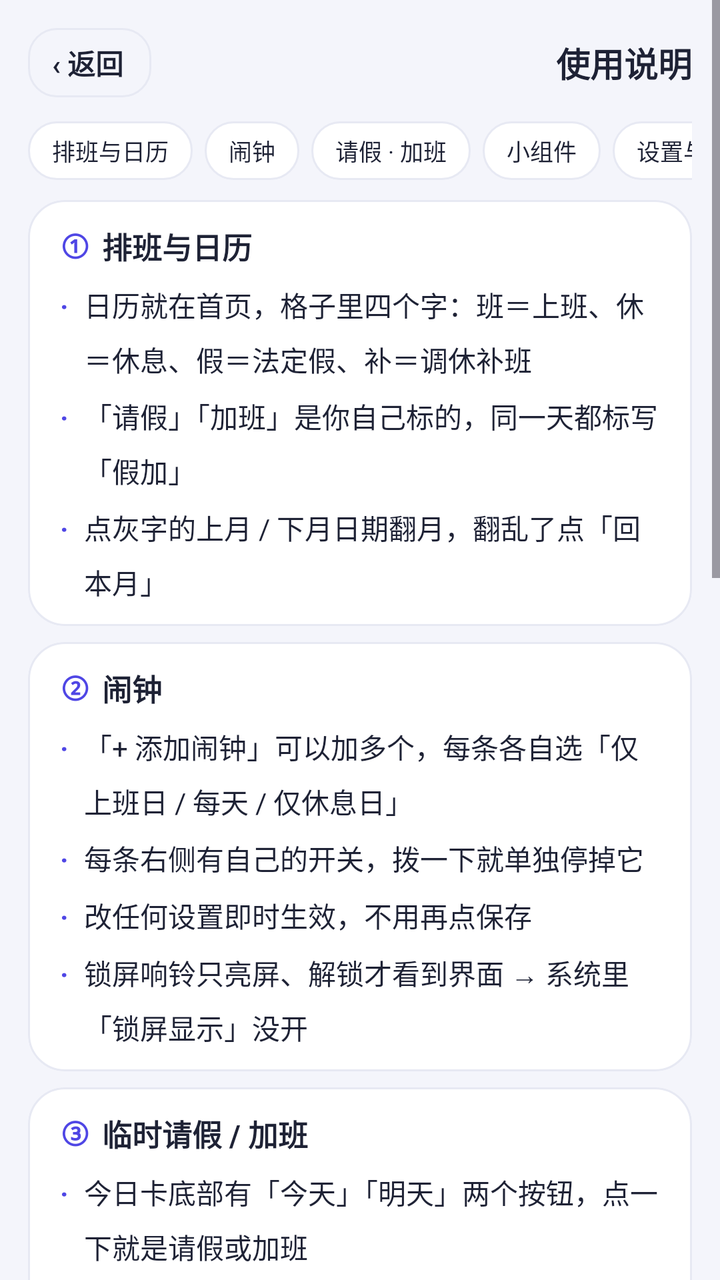
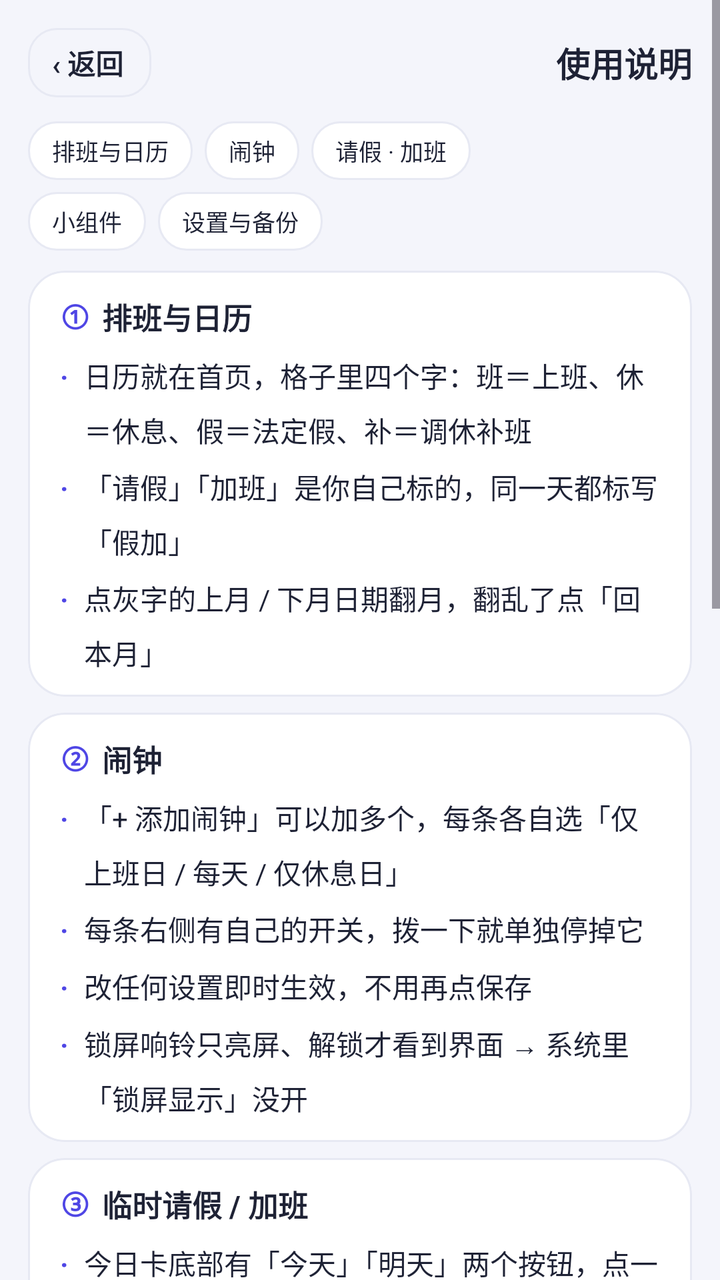

An Android layout rendered at two revisions. The XML below is the earlier revision; the diff shows what the commit changed to produce the second picture.
<!-- AndroidManifest.xml: application theme Theme.WeekdayAlarm -->
<!-- res/layout/activity_help.xml -->
<?xml version="1.0" encoding="utf-8"?>
<ScrollView xmlns:android="http://schemas.android.com/apk/res/android"
    android:id="@+id/help_scroll"
    android:layout_width="match_parent"
    android:layout_height="match_parent"
    android:background="@color/bg"
    android:fitsSystemWindows="true">

    <LinearLayout
        android:layout_width="match_parent"
        android:layout_height="wrap_content"
        android:orientation="vertical"
        android:padding="14dp">

        
        <LinearLayout
            android:layout_width="match_parent"
            android:layout_height="wrap_content"
            android:layout_marginBottom="@dimen/space_12"
            android:gravity="center_vertical"
            android:orientation="horizontal">

            <TextView
                android:id="@+id/btn_back"
                android:layout_width="wrap_content"
                android:layout_height="wrap_content"
                android:background="@drawable/bg_time_outline"
                android:clickable="true"
                android:focusable="true"
                android:paddingStart="@dimen/space_12"
                android:paddingTop="7dp"
                android:paddingEnd="14dp"
                android:paddingBottom="7dp"
                android:text="‹ 返回"
                android:textColor="@color/ink"
                android:textSize="14sp"
                android:textStyle="bold" />

            <TextView
                android:layout_width="0dp"
                android:layout_height="wrap_content"
                android:layout_weight="1"
                android:gravity="end"
                android:text="@string/help_title"
                android:textColor="@color/ink"
                android:textSize="17sp"
                android:textStyle="bold" />
        </LinearLayout>

        
        <HorizontalScrollView
            android:layout_width="match_parent"
            android:layout_height="wrap_content"
            android:layout_marginBottom="@dimen/space_10"
            android:scrollbars="none">

            <LinearLayout
                android:layout_width="wrap_content"
                android:layout_height="wrap_content"
                android:orientation="horizontal">

                <TextView
                    android:id="@+id/toc_s1"
                    style="@style/HelpToc"
                    android:text="@string/help_toc_schedule" />

                <TextView
                    android:id="@+id/toc_s2"
                    style="@style/HelpToc"
                    android:text="@string/help_toc_alarm" />

                <TextView
                    android:id="@+id/toc_s3"
                    style="@style/HelpToc"
                    android:text="@string/help_toc_leave" />

                <TextView
                    android:id="@+id/toc_s4"
                    style="@style/HelpToc"
                    android:text="@string/help_toc_widget" />

                <TextView
                    android:id="@+id/toc_s5"
                    style="@style/HelpToc"
                    android:text="@string/help_toc_settings" />
            </LinearLayout>
        </HorizontalScrollView>

        
        <LinearLayout
            android:id="@+id/sec_s1"
            style="@style/HelpCard"
            android:clipToOutline="true"
            android:orientation="vertical">

            <LinearLayout style="@style/HelpSectionRow">
                <TextView
                    android:layout_width="wrap_content"
                    android:layout_height="wrap_content"
                    android:text="①"
                    android:textColor="@color/indigo"
                    android:textSize="15sp"
                    android:textStyle="bold" />

                <TextView
                    style="@style/HelpSection"
                    android:layout_width="wrap_content"
                    android:layout_height="wrap_content"
                    android:layout_marginStart="@dimen/space_6"
                    android:text="@string/help_s1_title" />
            </LinearLayout>

            <LinearLayout style="@style/HelpItemRow">
                <TextView style="@style/HelpDot" />
                <TextView
                    style="@style/HelpItem"
                    android:layout_width="0dp"
                    android:layout_height="wrap_content"
                    android:layout_weight="1"
                    android:text="@string/help_s1_b1" />
            </LinearLayout>

            <LinearLayout style="@style/HelpItemRow">
                <TextView style="@style/HelpDot" />
                <TextView
                    style="@style/HelpItem"
                    android:layout_width="0dp"
                    android:layout_height="wrap_content"
                    android:layout_weight="1"
                    android:text="@string/help_s1_b2" />
            </LinearLayout>

            <LinearLayout style="@style/HelpItemRow">
                <TextView style="@style/HelpDot" />
                <TextView
                    style="@style/HelpItem"
                    android:layout_width="0dp"
                    android:layout_height="wrap_content"
                    android:layout_weight="1"
                    android:text="@string/help_s1_b3" />
            </LinearLayout>
        </LinearLayout>

        
        <LinearLayout
            android:id="@+id/sec_s2"
            style="@style/HelpCard"
            android:clipToOutline="true"
            android:orientation="vertical">

            <LinearLayout style="@style/HelpSectionRow">
                <TextView
                    android:layout_width="wrap_content"
                    android:layout_height="wrap_content"
                    android:text="②"
                    android:textColor="@color/indigo"
                    android:textSize="15sp"
                    android:textStyle="bold" />

                <TextView
                    style="@style/HelpSection"
                    android:layout_width="wrap_content"
                    android:layout_height="wrap_content"
                    android:layout_marginStart="@dimen/space_6"
                    android:text="@string/help_s2_title" />
            </LinearLayout>

            <LinearLayout style="@style/HelpItemRow">
                <TextView style="@style/HelpDot" />
                <TextView
                    style="@style/HelpItem"
                    android:layout_width="0dp"
                    android:layout_height="wrap_content"
                    android:layout_weight="1"
                    android:text="@string/help_s2_b1" />
            </LinearLayout>

            <LinearLayout style="@style/HelpItemRow">
                <TextView style="@style/HelpDot" />
                <TextView
                    style="@style/HelpItem"
                    android:layout_width="0dp"
                    android:layout_height="wrap_content"
                    android:layout_weight="1"
                    android:text="@string/help_s2_b2" />
            </LinearLayout>

            <LinearLayout style="@style/HelpItemRow">
                <TextView style="@style/HelpDot" />
                <TextView
                    style="@style/HelpItem"
                    android:layout_width="0dp"
                    android:layout_height="wrap_content"
                    android:layout_weight="1"
                    android:text="@string/help_s2_b3" />
            </LinearLayout>

            <LinearLayout style="@style/HelpItemRow">
                <TextView style="@style/HelpDot" />
                <TextView
                    style="@style/HelpItem"
                    android:layout_width="0dp"
                    android:layout_height="wrap_content"
                    android:layout_weight="1"
                    android:text="@string/help_s2_b4" />
            </LinearLayout>
        </LinearLayout>

        
        <LinearLayout
            android:id="@+id/sec_s3"
            style="@style/HelpCard"
            android:clipToOutline="true"
            android:orientation="vertical">

            <LinearLayout style="@style/HelpSectionRow">
                <TextView
                    android:layout_width="wrap_content"
                    android:layout_height="wrap_content"
                    android:text="③"
                    android:textColor="@color/indigo"
                    android:textSize="15sp"
                    android:textStyle="bold" />

                <TextView
                    style="@style/HelpSection"
                    android:layout_width="wrap_content"
                    android:layout_height="wrap_content"
                    android:layout_marginStart="@dimen/space_6"
                    android:text="@string/help_s3_title" />
            </LinearLayout>

            <LinearLayout style="@style/HelpItemRow">
                <TextView style="@style/HelpDot" />
                <TextView
                    style="@style/HelpItem"
                    android:layout_width="0dp"
                    android:layout_height="wrap_content"
                    android:layout_weight="1"
                    android:text="@string/help_s3_b1" />
            </LinearLayout>

            <LinearLayout style="@style/HelpItemRow">
                <TextView style="@style/HelpDot" />
                <TextView
                    style="@style/HelpItem"
                    android:layout_width="0dp"
                    android:layout_height="wrap_content"
                    android:layout_weight="1"
                    android:text="@string/help_s3_b2" />
            </LinearLayout>

            <LinearLayout style="@style/HelpItemRow">
                <TextView style="@style/HelpDot" />
                <TextView
                    style="@style/HelpItem"
                    android:layout_width="0dp"
                    android:layout_height="wrap_content"
                    android:layout_weight="1"
                    android:text="@string/help_s3_b3" />
            </LinearLayout>

            <LinearLayout style="@style/HelpItemRow">
                <TextView style="@style/HelpDot" />
                <TextView
                    style="@style/HelpItem"
                    android:layout_width="0dp"
                    android:layout_height="wrap_content"
                    android:layout_weight="1"
                    android:text="@string/help_s3_b4" />
            </LinearLayout>
        </LinearLayout>

        
        <LinearLayout
            android:id="@+id/sec_s4"
            style="@style/HelpCard"
            android:clipToOutline="true"
            android:orientation="vertical">

            <LinearLayout style="@style/HelpSectionRow">
                <TextView
                    android:layout_width="wrap_content"
                    android:layout_height="wrap_content"
                    android:text="④"
                    android:textColor="@color/indigo"
                    android:textSize="15sp"
                    android:textStyle="bold" />

                <TextView
                    style="@style/HelpSection"
                    android:layout_width="wrap_content"
                    android:layout_height="wrap_content"
                    android:layout_marginStart="@dimen/space_6"
                    android:text="@string/help_s4_title" />
            </LinearLayout>

            <LinearLayout style="@style/HelpItemRow">
                <TextView style="@style/HelpDot" />
                <TextView
                    style="@style/HelpItem"
                    android:layout_width="0dp"
                    android:layout_height="wrap_content"
                    android:layout_weight="1"
                    android:text="@string/help_s4_b1" />
            </LinearLayout>

            <LinearLayout style="@style/HelpItemRow">
                <TextView style="@style/HelpDot" />
                <TextView
                    style="@style/HelpItem"
                    android:layout_width="0dp"
                    android:layout_height="wrap_content"
                    android:layout_weight="1"
                    android:text="@string/help_s4_b2" />
            </LinearLayout>

            <LinearLayout style="@style/HelpItemRow">
                <TextView style="@style/HelpDot" />
                <TextView
                    style="@style/HelpItem"
                    android:layout_width="0dp"
                    android:layout_height="wrap_content"
                    android:layout_weight="1"
                    android:text="@string/help_s4_b3" />
            </LinearLayout>
        </LinearLayout>

        
        <LinearLayout
            android:id="@+id/sec_s5"
            style="@style/HelpCard"
            android:clipToOutline="true"
            android:orientation="vertical">

            <LinearLayout style="@style/HelpSectionRow">
                <TextView
                    android:layout_width="wrap_content"
                    android:layout_height="wrap_content"
                    android:text="⑤"
                    android:textColor="@color/indigo"
                    android:textSize="15sp"
                    android:textStyle="bold" />

                <TextView
                    style="@style/HelpSection"
                    android:layout_width="wrap_content"
                    android:layout_height="wrap_content"
                    android:layout_marginStart="@dimen/space_6"
                    android:text="@string/help_s5_title" />
            </LinearLayout>

            <LinearLayout style="@style/HelpItemRow">
                <TextView style="@style/HelpDot" />
                <TextView
                    style="@style/HelpItem"
                    android:layout_width="0dp"
                    android:layout_height="wrap_content"
                    android:layout_weight="1"
                    android:text="@string/help_s5_b1" />
            </LinearLayout>

            <LinearLayout style="@style/HelpItemRow">
                <TextView style="@style/HelpDot" />
                <TextView
                    style="@style/HelpItem"
                    android:layout_width="0dp"
                    android:layout_height="wrap_content"
                    android:layout_weight="1"
                    android:text="@string/help_s5_b2" />
            </LinearLayout>

            <LinearLayout style="@style/HelpItemRow">
                <TextView style="@style/HelpDot" />
                <TextView
                    style="@style/HelpItem"
                    android:layout_width="0dp"
                    android:layout_height="wrap_content"
                    android:layout_weight="1"
                    android:text="@string/help_s5_b3" />
            </LinearLayout>
        </LinearLayout>

        
        <LinearLayout
            android:id="@+id/help_jump_settings"
            style="@style/HelpJump"
            android:layout_marginTop="@dimen/space_10">

            <TextView
                style="@style/HelpJumpText"
                android:text="@string/help_jump_settings" />

            <TextView
                style="@style/HelpJumpAction"
                android:text="@string/help_jump_settings_action" />
        </LinearLayout>

        <LinearLayout
            android:id="@+id/help_jump_guide"
            style="@style/HelpJump"
            android:layout_marginTop="@dimen/space_8">

            <TextView
                style="@style/HelpJumpText"
                android:text="@string/help_jump_guide" />

            <TextView
                style="@style/HelpJumpAction"
                android:text="@string/help_jump_guide_action" />
        </LinearLayout>

        <TextView
            android:layout_width="match_parent"
            android:layout_height="wrap_content"
            android:layout_marginTop="@dimen/space_12"
            android:layout_marginBottom="@dimen/space_6"
            android:gravity="center"
            android:lineSpacingExtra="3dp"
            android:text="@string/help_footer"
            android:textColor="@color/sub"
            android:textSize="11sp" />
    </LinearLayout>
</ScrollView>
<!-- resources referenced by this layout -->
<resources>
  <color name="bg">#F4F5FB</color>
  <color name="indigo">#4F46E5</color>
  <color name="ink">#1E2235</color>
  <color name="sub">#6B7189</color>
  <dimen name="space_10">10dp</dimen>
  <dimen name="space_12">12dp</dimen>
  <dimen name="space_6">6dp</dimen>
  <dimen name="space_8">8dp</dimen>
  <string name="help_footer">说明随版本更新 · 有不清楚的地方，去设置里逐项看一遍比翻说明快</string>
  <string name="help_jump_guide">想重看新手引导或检查权限</string>
  <string name="help_jump_guide_action">去查看 ›</string>
  <string name="help_jump_settings">这些都在「设置 → 其他设置」里</string>
  <string name="help_jump_settings_action">打开设置 ›</string>
  <string name="help_s1_b2">「请假」「加班」是你自己标的，同一天都标写「假加」</string>
  <string name="help_s1_b3">点灰字的上月 / 下月日期翻月，翻乱了点「回本月」</string>
  <string name="help_s1_title">排班与日历</string>
  <string name="help_s2_b2">每条右侧有自己的开关，拨一下就单独停掉它</string>
  <string name="help_s2_b3">改任何设置即时生效，不用再点保存</string>
  <string name="help_s2_b4">锁屏响铃只亮屏、解锁才看到界面 → 系统里「锁屏显示」没开</string>
  <string name="help_s2_title">闹钟</string>
  <string name="help_s3_b1">今日卡底部有「今天」「明天」两个按钮，点一下就是请假或加班</string>
  <string name="help_s3_b2">点完按钮变成「已请假 / 已加班」，再点一次撤销</string>
  <string name="help_s3_b3">别的日子：在首页日历里点那一天，选标记为请假 / 加班</string>
  <string name="help_s3_b4">标错了点那一天取消；没有批量清除（一次删全部太容易误伤）</string>
  <string name="help_s3_title">临时请假 / 加班</string>
  <string name="help_s4_b2">添加路径：长按桌面空白处 →「小部件」→ 找「打工人闹钟」</string>
  <string name="help_s4_b3">本月班表底部也能点「今天 / 明天不上班」，不用先打开 App</string>
  <string name="help_s4_title">桌面小组件</string>
  <string name="help_s5_b1">换手机：「导出配置」存成文件，新机「导入配置」，闹钟和排班一起搬过去</string>
  <string name="help_s5_b3">日历想清爽点：「节日与节气」里关掉农历节日 / 节气 / 基督教节日</string>
  <string name="help_s5_title">设置与备份</string>
  <string name="help_title">使用说明</string>
  <string name="help_toc_alarm">闹钟</string>
  <string name="help_toc_leave">请假 · 加班</string>
  <string name="help_toc_schedule">排班与日历</string>
  <string name="help_toc_settings">设置与备份</string>
  <string name="help_toc_widget">小组件</string>
  <style name="HelpJump">
          <item name="android:layout_width">match_parent</item>
          <item name="android:layout_height">wrap_content</item>
          <item name="android:background">@drawable/bg_guide_perm</item>
          <item name="android:clickable">true</item>
          <item name="android:focusable">true</item>
          <item name="android:gravity">center_vertical</item>
          <item name="android:minHeight">44dp</item>
          <item name="android:orientation">horizontal</item>
          <item name="android:paddingStart">@dimen/space_12</item>
          <item name="android:paddingEnd">@dimen/space_12</item>
      </style>
  <style name="HelpJumpAction">
          <item name="android:layout_width">wrap_content</item>
          <item name="android:layout_height">wrap_content</item>
          <item name="android:textColor">@color/indigo</item>
          <item name="android:textSize">12sp</item>
          <item name="android:textStyle">bold</item>
      </style>
  <style name="HelpJumpText">
          <item name="android:layout_width">0dp</item>
          <item name="android:layout_height">wrap_content</item>
          <item name="android:layout_weight">1</item>
          <item name="android:textColor">@color/sub</item>
          <item name="android:textSize">11.5sp</item>
      </style>
  <dimen name="radius_row">14dp</dimen>
  <color name="line">#E7E9F3</color>
  <dimen name="space_16">16dp</dimen>
  <!-- drawable bg_guide_perm (drawable) -->
  <?xml version="1.0" encoding="utf-8"?>
  <shape xmlns:android="http://schemas.android.com/apk/res/android"
      android:shape="rectangle">
      <solid android:color="@color/card" />
      <stroke
          android:width="1dp"
          android:color="@color/line" />
      <corners android:radius="@dimen/radius_row" />
  </shape>
  <color name="indigo_dark">#4338CA</color>
  <color name="white">#FFFFFFFF</color>
  <color name="card">#FFFFFF</color>
  <dimen name="radius_card">18dp</dimen>
  <color name="guide_option_selected">#EEF0FE</color>
  <!-- unchanged entries left out for length: 15 -->
</resources>

<!-- the commit's change to res/layout/activity_help.xml (unified diff, before → after) -->
@@ -48,14 +48,14 @@
         </LinearLayout>
 
         
-        <HorizontalScrollView
+        <LinearLayout
             android:layout_width="match_parent"
             android:layout_height="wrap_content"
             android:layout_marginBottom="@dimen/space_10"
-            android:scrollbars="none">
+            android:orientation="vertical">
 
             <LinearLayout
-                android:layout_width="wrap_content"
+                android:layout_width="match_parent"
                 android:layout_height="wrap_content"
                 android:orientation="horizontal">
 
@@ -73,6 +73,13 @@
                     android:id="@+id/toc_s3"
                     style="@style/HelpToc"
                     android:text="@string/help_toc_leave" />
+            </LinearLayout>
+
+            <LinearLayout
+                android:layout_width="match_parent"
+                android:layout_height="wrap_content"
+                android:layout_marginTop="@dimen/space_6"
+                android:orientation="horizontal">
 
                 <TextView
                     android:id="@+id/toc_s4"
@@ -84,7 +91,7 @@
                     style="@style/HelpToc"
                     android:text="@string/help_toc_settings" />
             </LinearLayout>
-        </HorizontalScrollView>
+        </LinearLayout>
 
         
         <LinearLayout
@@ -382,34 +389,6 @@
         </LinearLayout>
 
         
-        <LinearLayout
-            android:id="@+id/help_jump_settings"
-            style="@style/HelpJump"
-            android:layout_marginTop="@dimen/space_10">
-
-            <TextView
-                style="@style/HelpJumpText"
-                android:text="@string/help_jump_settings" />
-
-            <TextView
-                style="@style/HelpJumpAction"
-                android:text="@string/help_jump_settings_action" />
-        </LinearLayout>
-
-        <LinearLayout
-            android:id="@+id/help_jump_guide"
-            style="@style/HelpJump"
-            android:layout_marginTop="@dimen/space_8">
-
-            <TextView
-                style="@style/HelpJumpText"
-                android:text="@string/help_jump_guide" />
-
-            <TextView
-                style="@style/HelpJumpAction"
-                android:text="@string/help_jump_guide_action" />
-        </LinearLayout>
-
         <TextView
             android:layout_width="match_parent"
             android:layout_height="wrap_content"
<!-- resource entries referenced after the edit -->
@@ -9,10 +9,6 @@
   <dimen name="space_6">6dp</dimen>
   <dimen name="space_8">8dp</dimen>
   <string name="help_footer">说明随版本更新 · 有不清楚的地方，去设置里逐项看一遍比翻说明快</string>
-  <string name="help_jump_guide">想重看新手引导或检查权限</string>
-  <string name="help_jump_guide_action">去查看 ›</string>
-  <string name="help_jump_settings">这些都在「设置 → 其他设置」里</string>
-  <string name="help_jump_settings_action">打开设置 ›</string>
   <string name="help_s1_b2">「请假」「加班」是你自己标的，同一天都标写「假加」</string>
   <string name="help_s1_b3">点灰字的上月 / 下月日期翻月，翻乱了点「回本月」</string>
   <string name="help_s1_title">排班与日历</string>
@@ -37,45 +33,9 @@
   <string name="help_toc_schedule">排班与日历</string>
   <string name="help_toc_settings">设置与备份</string>
   <string name="help_toc_widget">小组件</string>
-  <style name="HelpJump">
-          <item name="android:layout_width">match_parent</item>
-          <item name="android:layout_height">wrap_content</item>
-          <item name="android:background">@drawable/bg_guide_perm</item>
-          <item name="android:clickable">true</item>
-          <item name="android:focusable">true</item>
-          <item name="android:gravity">center_vertical</item>
-          <item name="android:minHeight">44dp</item>
-          <item name="android:orientation">horizontal</item>
-          <item name="android:paddingStart">@dimen/space_12</item>
-          <item name="android:paddingEnd">@dimen/space_12</item>
-      </style>
-  <style name="HelpJumpAction">
-          <item name="android:layout_width">wrap_content</item>
-          <item name="android:layout_height">wrap_content</item>
-          <item name="android:textColor">@color/indigo</item>
-          <item name="android:textSize">12sp</item>
-          <item name="android:textStyle">bold</item>
-      </style>
-  <style name="HelpJumpText">
-          <item name="android:layout_width">0dp</item>
-          <item name="android:layout_height">wrap_content</item>
-          <item name="android:layout_weight">1</item>
-          <item name="android:textColor">@color/sub</item>
-          <item name="android:textSize">11.5sp</item>
-      </style>
   <dimen name="radius_row">14dp</dimen>
   <color name="line">#E7E9F3</color>
   <dimen name="space_16">16dp</dimen>
-  <!-- drawable bg_guide_perm (drawable) -->
-  <?xml version="1.0" encoding="utf-8"?>
-  <shape xmlns:android="http://schemas.android.com/apk/res/android"
-      android:shape="rectangle">
-      <solid android:color="@color/card" />
-      <stroke
-          android:width="1dp"
-          android:color="@color/line" />
-      <corners android:radius="@dimen/radius_row" />
-  </shape>
   <color name="indigo_dark">#4338CA</color>
   <color name="white">#FFFFFFFF</color>
   <color name="card">#FFFFFF</color>
